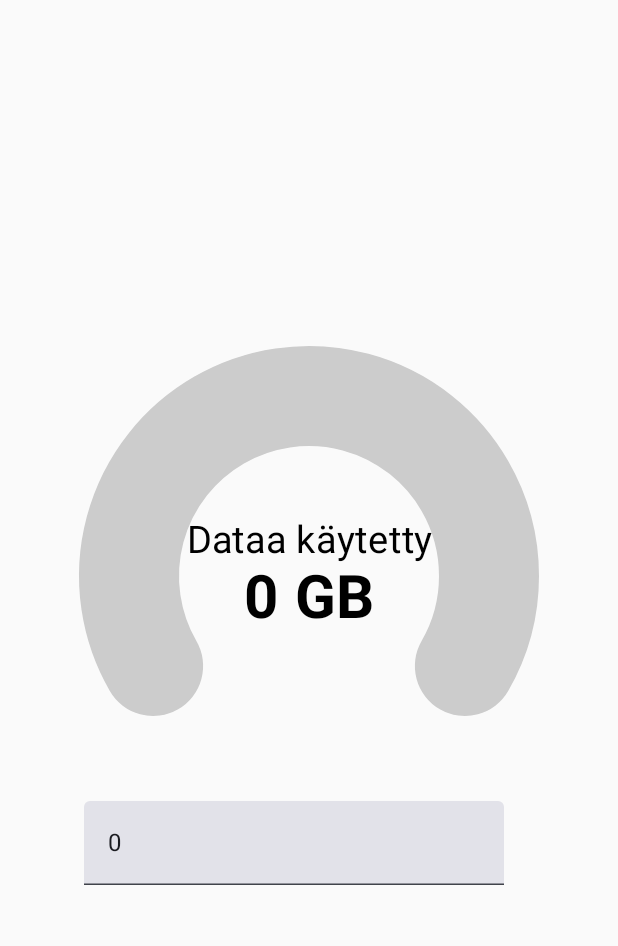
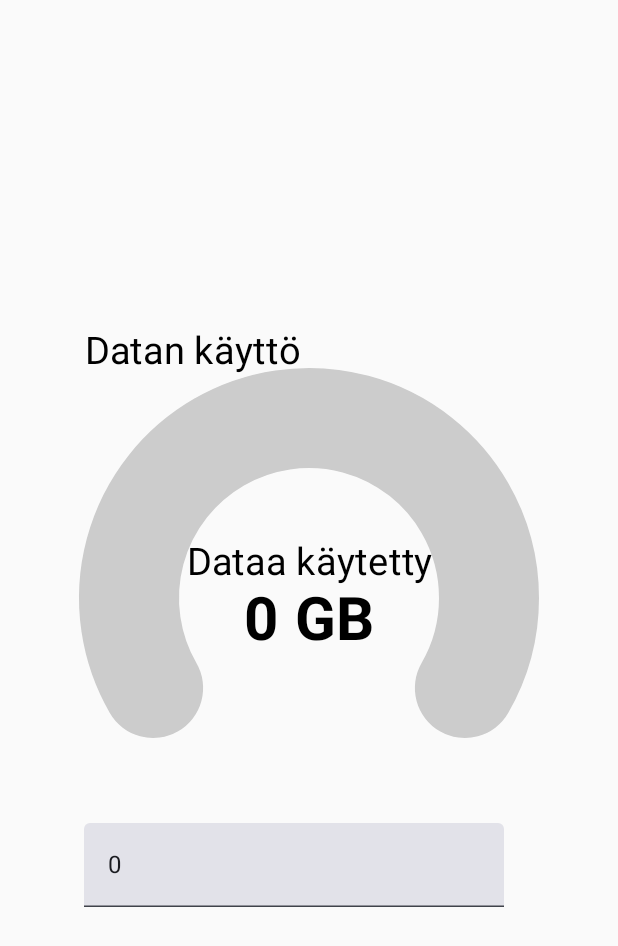
Before and after one commit to TomiLakkakorpi/KotlinChartApps, an Android app built with Jetpack Compose: the screen it shows after launch (MainActivity), on a phone screen of 412 x 824 dp. Shown: the top 946 px of the screen. Run offline under Robolectric (Android 15) with nearby library versions, the phone set to English and light mode, and no system bars.

Commit message:
Kommentteja ja koodin siistimistä

```diff
--- a/CustomUIComponent1/app/src/main/java/com/example/customuicomponent1/MainActivity.kt
+++ b/CustomUIComponent1/app/src/main/java/com/example/customuicomponent1/MainActivity.kt
@@ -8,7 +8,6 @@ import androidx.compose.animation.animateColorAsState
 import androidx.compose.animation.core.animateFloatAsState
 import androidx.compose.animation.core.animateIntAsState
 import androidx.compose.animation.core.tween
-import androidx.compose.foundation.clickable
 import androidx.compose.foundation.layout.Arrangement
 import androidx.compose.foundation.layout.Column
 import androidx.compose.foundation.layout.fillMaxSize
@@ -42,7 +41,6 @@ import androidx.compose.ui.unit.sp
 import com.example.customuicomponent1.ui.theme.CustomUIComponent1Theme
 import androidx.compose.foundation.layout.Box
 
-
 class MainActivity : ComponentActivity() {
     override fun onCreate(savedInstanceState: Bundle?) {
         super.onCreate(savedInstanceState)
@@ -54,20 +52,24 @@ class MainActivity : ComponentActivity() {
                     contentAlignment = Alignment.Center
                 ) {
                     Column () {
+
+                        //Luodaan arvo muuttuja,
+                        //Käytetään "by remember" jotta muuttujan arvo pysyy muistissa
                         var value by remember {mutableStateOf(0)}
 
-                        /* Text(
+                        Text(
                             textAlign = TextAlign.Center,
                             text = "Datan käyttö",
                             fontSize = 25.sp
-                        ) */
+                        )
 
+                        //Kutsutaan funktiota jolla piirretään kuvaajamme
                         CustomUIComponent1(
                             indicatorValue = value,
                             maxIndicatorValue = 100
-
                         )
 
+                        //Luodaan tekstikenttä, jossa näytetään muuttujan arvo
                         TextField(
                             value = value.toString(),
                             onValueChange = {
@@ -77,6 +79,8 @@ class MainActivity : ComponentActivity() {
                                     0
                                 }
                             },
+
+                            //Määritellään näppäimistön tyypiksi numeronäppäimistö
                             keyboardOptions = KeyboardOptions(
                                 keyboardType = KeyboardType.Number
                             )
@@ -88,12 +92,14 @@ class MainActivity : ComponentActivity() {
     }
 }
 
+//Kustutaan kuvaajan funktiota @Preview merkinnällä, jotta sitä voidaan tarkastella Preview ikkunassa
 @Composable
 @Preview
 fun PreviewCustomComponent1() {
     CustomUIComponent1()
 }
 
+//Funktio, jossa määritellään kuvaajan eri ominaisuuksia ja piirretään kuvaaja.
 @Composable
 fun CustomUIComponent1(
     canvasSize: Dp = 300.dp,
@@ -111,9 +117,14 @@ fun CustomUIComponent1(
     smallTextFontSize: TextUnit = 25.sp,
     smallTextColor: Color = Color.Black,
 ) {
+
     var allowedIndicatorValue by remember {
         mutableStateOf(maxIndicatorValue)
     }
+
+    //Tarkistetaan onko syötetty arvo sallituissa rajoissa
+    //Jos syötetty arvo on yli sallitun, asetetaan arvoksi annettu maksimiarvo
+    //Jos syötetty arvo on alle sallitun, asetetaan arvoksi minimiarvo
     allowedIndicatorValue = if (indicatorValue <= maxIndicatorValue) {
         indicatorValue
     } else {
@@ -125,9 +136,11 @@ fun CustomUIComponent1(
         animatedIndicatorValue = allowedIndicatorValue.toFloat()
     }
 
+    //Muutetaan annettu arvo prosentiksi
     val percentage =
         (animatedIndicatorValue / maxIndicatorValue) * 100
 
+    //Määritellään kuvaajan kaarteen "Kulma"
     val sweepAngle by animateFloatAsState(
         targetValue = (2.4 * percentage).toFloat(),
         animationSpec = tween(1000)
```
Also changed, not shown: BarChartAppV1/app/src/main/java/com/example/barchartappv1/MainActivity.kt (+4 -10 lines).
